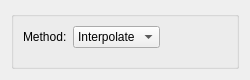
SCIInstitute/SCIRun, file src/Interface/Modules/Fields/MapFieldDataFromElemToNodeDialog.ui: the form before one commit.
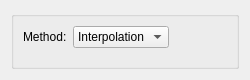
The form after the commit.

What changed in the file:
```diff
--- a/src/Interface/Modules/Fields/MapFieldDataFromElemToNodeDialog.ui
+++ b/src/Interface/Modules/Fields/MapFieldDataFromElemToNodeDialog.ui
@@ -46,7 +46,7 @@
        <widget class="QComboBox" name="methodComboBox_">
         <item>
          <property name="text">
-          <string>Interpolate</string>
+          <string>Interpolation</string>
          </property>
         </item>
         <item>
```
